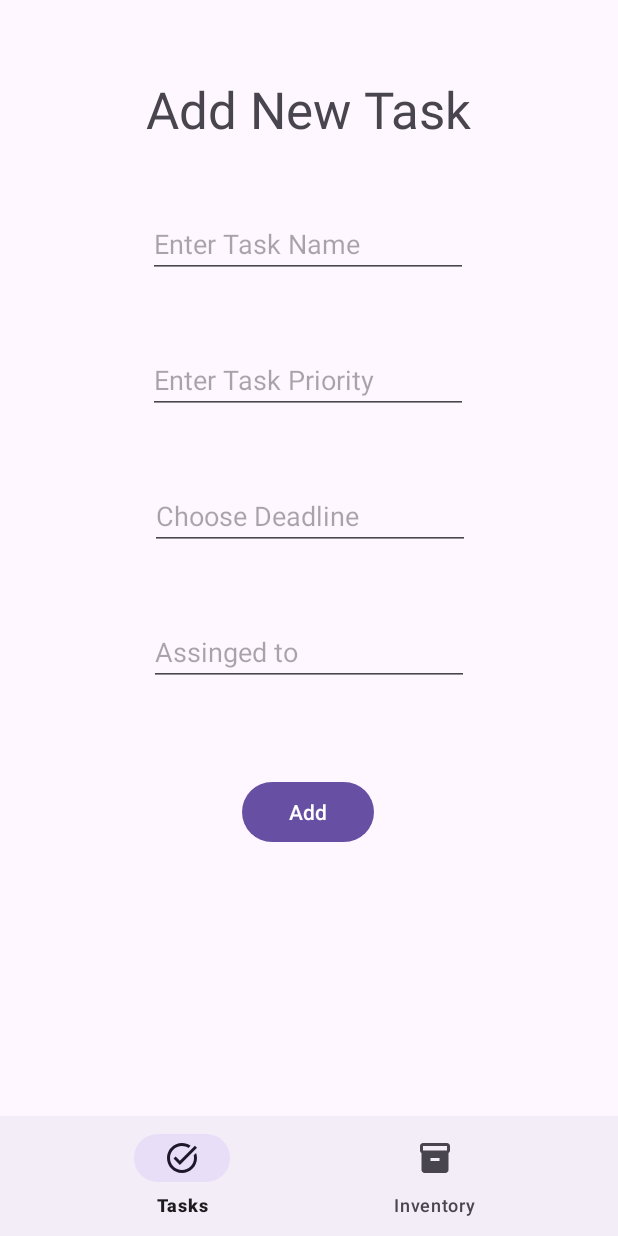
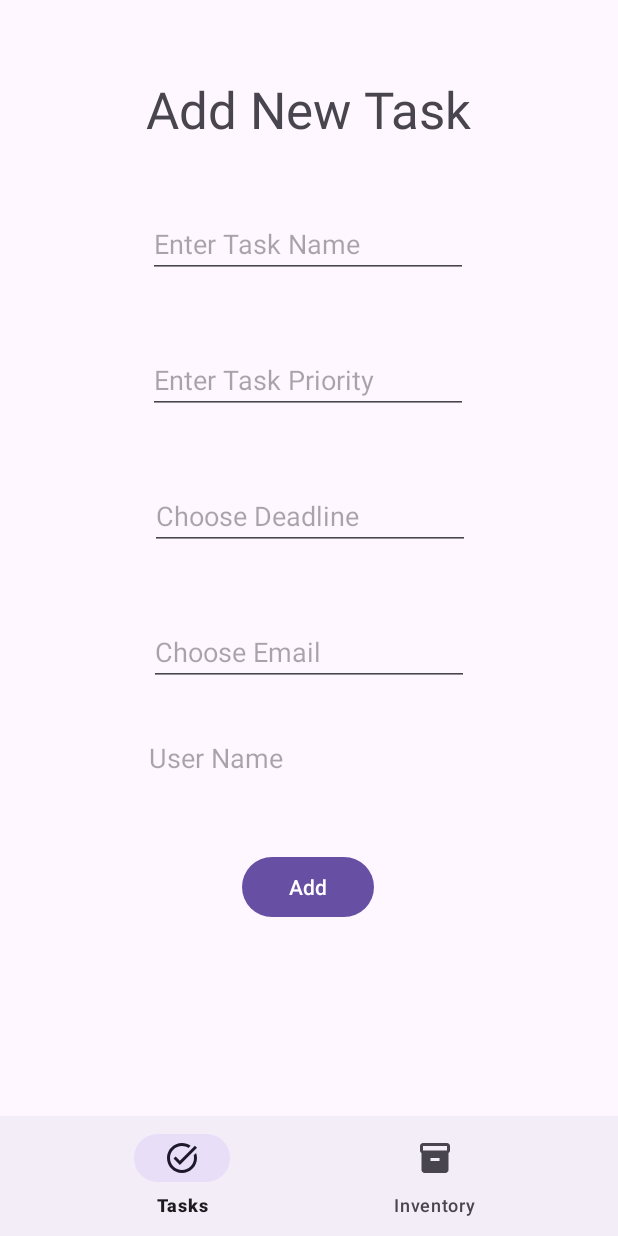
Before and after one commit to Ziyadxan06/TaskManager, an Android app: the AddTaskFragment screen opened through its navigation route, on a phone screen of 412 x 824 dp. Run offline under Robolectric (Android 15) with nearby library versions, the phone set to English and light mode, and no system bars; our stand-ins replace Firebase (no records; nobody signed in at launch, a user with empty details on screens opened directly), navigation-ui.

Commit message:
debug: verify email list loading into AutoCompleteTextView adapter

```diff
--- a/app/src/main/java/com/example/taskmanager/AddTaskFragment.kt
+++ b/app/src/main/java/com/example/taskmanager/AddTaskFragment.kt
@@ -1,4 +1,5 @@
 package com.example.taskmanager
+
 
 import android.app.DatePickerDialog
 import android.app.TimePickerDialog
@@ -9,6 +10,7 @@ import androidx.fragment.app.Fragment
 import android.view.LayoutInflater
 import android.view.View
 import android.view.ViewGroup
+import android.widget.ArrayAdapter
 import android.widget.Toast
 import com.example.taskmanager.databinding.AdminFragmentTaskListBinding
 import com.example.taskmanager.databinding.FragmentAddTaskBinding
@@ -62,6 +64,8 @@ class AddTaskFragment : Fragment() {
         binding.btnAdd.setOnClickListener {
             uploadData()
         }
+
+        setupAssigneeEmailDropdown()
     }
 
     fun uploadData(){
@@ -97,4 +101,38 @@ class AddTaskFragment : Fragment() {
                 }
         }
     }
+
+    private fun setupAssigneeEmailDropdown() {
+        FirebaseFirestore.getInstance()
+            .collection("users")
+            .get()
+            .addOnSuccessListener { result ->
+                val emailList = result.mapNotNull { it.getString("useremail") }
+
+                val adapter = ArrayAdapter(
+                    requireContext(),
+                    android.R.layout.simple_list_item_1,
+                    emailList
+                )
+
+                binding.taskAssignee.setAdapter(adapter)
+            }
+            .addOnFailureListener {
+                Toast.makeText(context, "Email siyahısı yüklənmədi: ${it.message}", Toast.LENGTH_LONG).show()
+            }
+
+        binding.taskAssignee.setOnItemClickListener { _, _, position, _ ->
+            val selectedEmail = binding.taskAssignee.adapter.getItem(position) as String
+
+            FirebaseFirestore.getInstance().collection("users")
+                .whereEqualTo("useremail", selectedEmail)
+                .limit(1)
+                .get()
+                .addOnSuccessListener { result ->
+                    val name = result.documents.firstOrNull()?.getString("username") ?: "-"
+                    binding.usernameAdd.setText(name)
+                }
+        }
+
+    }
 }
--- a/app/src/main/java/com/example/taskmanager/SignInFragment.kt
+++ b/app/src/main/java/com/example/taskmanager/SignInFragment.kt
@@ -12,6 +12,7 @@ import com.google.android.material.bottomnavigation.BottomNavigationView
 import com.google.firebase.Firebase
 import com.google.firebase.auth.FirebaseAuth
 import com.google.firebase.auth.auth
+import com.google.firebase.firestore.FirebaseFirestore
 
 
 class SignInFragment : Fragment() {
@@ -67,7 +68,7 @@ class SignInFragment : Fragment() {
         }else{
             auth.signInWithEmailAndPassword(email, password)
                 .addOnSuccessListener {
-                    findNavController().navigate(R.id.action_signInFragment_to_taskListFragment)
+
                 }.addOnFailureListener {
                     Toast.makeText(context, it.localizedMessage, Toast.LENGTH_LONG).show()
                 }
--- a/app/src/main/java/com/example/taskmanager/SignUpFragment.kt
+++ b/app/src/main/java/com/example/taskmanager/SignUpFragment.kt
@@ -83,7 +83,8 @@ class SignUpFragment : Fragment() {
             val taskData = hashMapOf(
                 "id" to newDocRef.id,
                 "username" to userName,
-                "useremail" to email
+                "useremail" to email,
+                "role" to "staff"
             )
 
             newDocRef.set(taskData)
--- a/app/src/main/res/layout/fragment_add_task.xml
+++ b/app/src/main/res/layout/fragment_add_task.xml
@@ -51,12 +51,12 @@
         android:id="@+id/btnAdd"
         android:layout_width="wrap_content"
         android:layout_height="wrap_content"
-        android:layout_marginTop="60dp"
+        android:layout_marginTop="50dp"
         android:text="Add"
         app:layout_constraintEnd_toEndOf="parent"
         app:layout_constraintHorizontal_bias="0.498"
         app:layout_constraintStart_toStartOf="parent"
-        app:layout_constraintTop_toBottomOf="@+id/taskAssignee" />
+        app:layout_constraintTop_toBottomOf="@+id/usernameAdd" />
 
     <TextView
         android:id="@+id/textView6"
@@ -69,15 +69,33 @@
         app:layout_constraintStart_toStartOf="parent"
         app:layout_constraintTop_toTopOf="parent" />
 
-    <EditText
+    <AutoCompleteTextView
         android:id="@+id/taskAssignee"
         android:layout_width="wrap_content"
         android:layout_height="wrap_content"
         android:layout_marginTop="45dp"
         android:ems="10"
-        android:hint="Assinged to"
-        android:inputType="text"
+        android:completionThreshold="1"
+        android:hint="Choose Email"
+        android:inputType="textEmailAddress"
         app:layout_constraintEnd_toEndOf="parent"
         app:layout_constraintStart_toStartOf="parent"
         app:layout_constraintTop_toBottomOf="@+id/taskDeadline" />
+
+    <EditText
+        android:id="@+id/usernameAdd"
+        android:layout_width="wrap_content"
+        android:layout_height="wrap_content"
+        android:layout_marginTop="35dp"
+        android:background="@android:color/transparent"
+        android:clickable="false"
+        android:cursorVisible="false"
+        android:ems="10"
+        android:focusable="false"
+        android:hint="User Name"
+        android:inputType="none"
+        android:longClickable="false"
+        app:layout_constraintEnd_toEndOf="parent"
+        app:layout_constraintStart_toStartOf="parent"
+        app:layout_constraintTop_toBottomOf="@+id/taskAssignee" />
 </androidx.constraintlayout.widget.ConstraintLayout>
```
